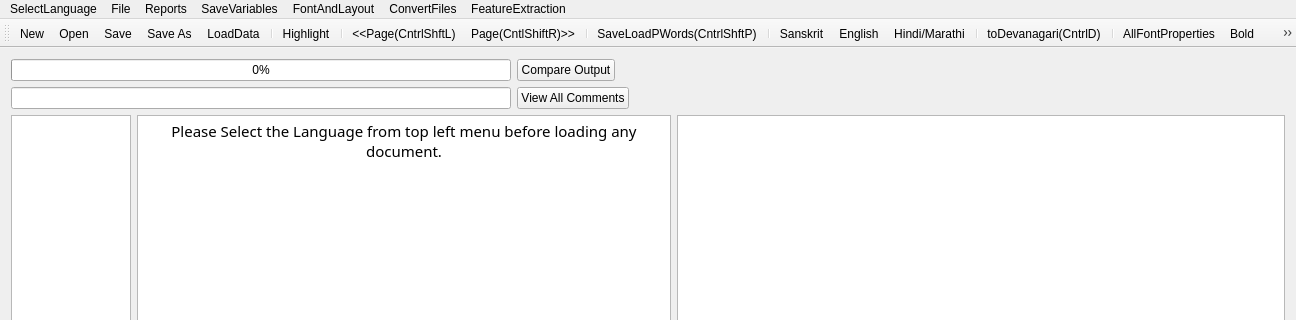
This is FrameWorkCode/mainwindow.ui in IITB-OpenOCRCorrect/OpenOCRCorrect-Release as Qt 5 draws it before an edit; both pictures show x 0 to 1296 and y 0 to 320 of the 1296 by 708 pixel window. The edited form follows.
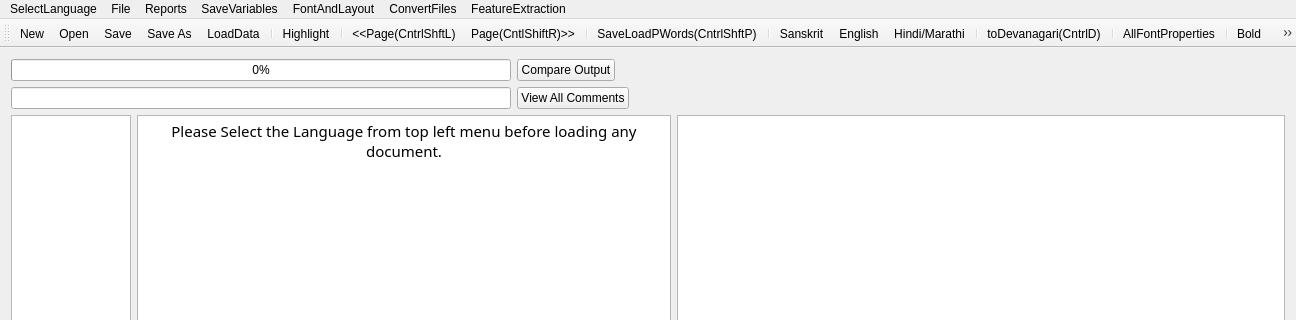
This is the edited form. Icons and pictures are not drawn.

```diff
--- a/FrameWorkCode/mainwindow.ui
+++ b/FrameWorkCode/mainwindow.ui
@@ -340,12 +340,15 @@
    <addaction name="actionToDevanagari"/>
    <addaction name="separator"/>
    <addaction name="actionAllFontProperties"/>
+   <addaction name="separator"/>
    <addaction name="actionBold"/>
    <addaction name="actionUnBold"/>
+   <addaction name="separator"/>
    <addaction name="actionLeftAlign"/>
    <addaction name="actionCentreAlign"/>
    <addaction name="actionRightAlign"/>
    <addaction name="actionJusitfiedAlign"/>
+   <addaction name="separator"/>
    <addaction name="actionFontBlack"/>
   </widget>
   <widget class="QStatusBar" name="statusBar"/>
```
